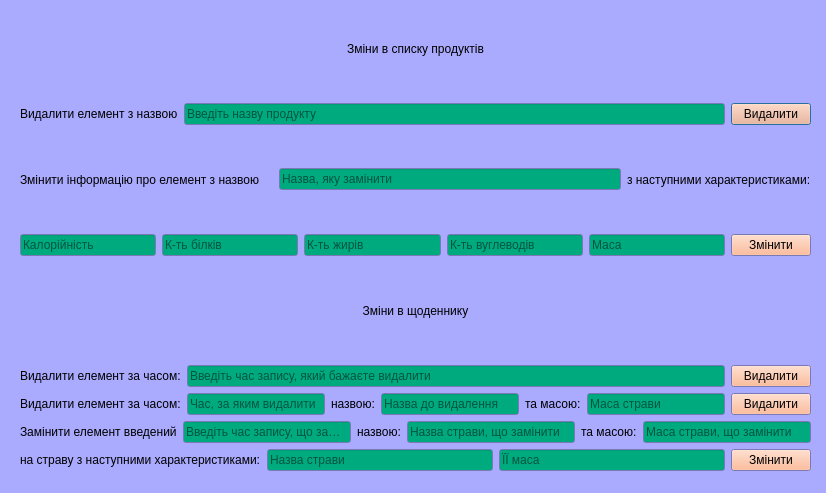
Qt form foodchangeinfo.ui (Stalkeroid13/Health_statistic) before a commit.
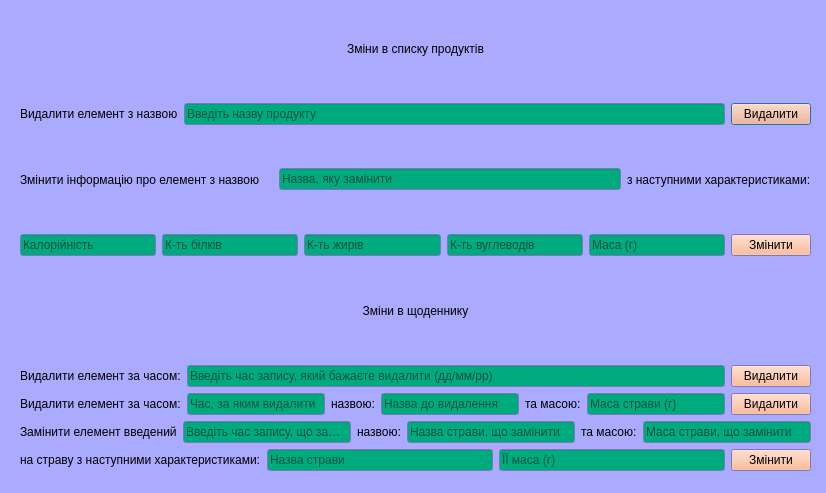
The same form after that commit.

Diff of the .ui file:
```diff
--- a/foodchangeinfo.ui
+++ b/foodchangeinfo.ui
@@ -223,7 +223,7 @@
       <item>
        <widget class="QLineEdit" name="lineEdit_8">
         <property name="placeholderText">
-         <string>Маса</string>
+         <string>Маса (г)</string>
         </property>
        </widget>
       </item>
@@ -258,7 +258,7 @@
       <item>
        <widget class="QLineEdit" name="lineEdit_11">
         <property name="placeholderText">
-         <string>Введіть час запису, який бажаєте видалити</string>
+         <string>Введіть час запису, який бажаєте видалити (дд/мм/рр)</string>
         </property>
        </widget>
       </item>
@@ -311,7 +311,7 @@
       <item>
        <widget class="QLineEdit" name="lineEdit_30">
         <property name="placeholderText">
-         <string>Маса страви</string>
+         <string>Маса страви (г)</string>
         </property>
        </widget>
       </item>
@@ -389,7 +389,7 @@
       <item>
        <widget class="QLineEdit" name="lineEdit_28">
         <property name="placeholderText">
-         <string>ЇЇ маса</string>
+         <string>ЇЇ маса (г)</string>
         </property>
        </widget>
       </item>
```
